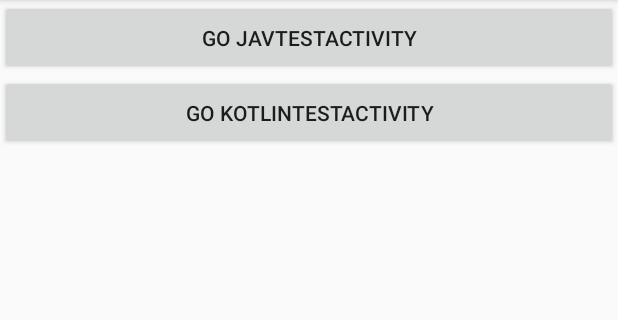
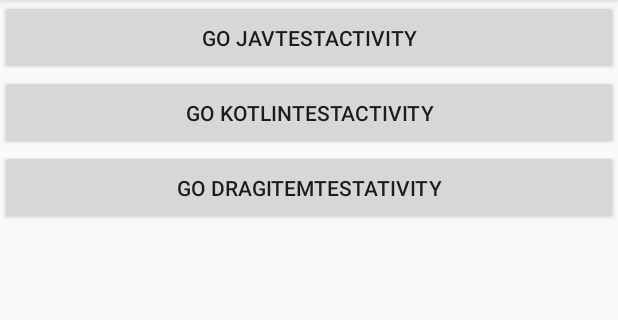
Before and after one commit to ZuiRenA/SomeBase, an Android app: the screen it shows after launch (MainActivity), on a phone screen of 412 x 824 dp, the part 84-404 px from its top. Run offline under Robolectric (Android 15) with nearby library versions, the phone set to English and light mode, and no system bars.

Commit message:
update dragManager implement

```diff
--- a/app/src/main/java/com/shen/somebase/view/MainActivity.kt
+++ b/app/src/main/java/com/shen/somebase/view/MainActivity.kt
@@ -1,5 +1,6 @@
 package com.shen.somebase.view
 
+import android.content.Intent
 import android.os.Bundle
 import androidx.appcompat.app.AppCompatActivity
 import com.shen.somebase.R
@@ -18,5 +19,10 @@ class MainActivity : AppCompatActivity() {
         btn2.setOnClickListener {
             startKotlinTestActivity("shen")
         }
+
+        btn3.setOnClickListener {
+            val intent = Intent(this, DragItemTestActivity::class.java)
+            startActivity(intent)
+        }
     }
 }
--- a/app/src/main/res/layout/activity_main.xml
+++ b/app/src/main/res/layout/activity_main.xml
@@ -18,4 +18,10 @@
         android:layout_width="match_parent"
         android:layout_height="50dp"
         android:text="Go KotlinTestActivity" />
+
+    <Button
+        android:id="@+id/btn3"
+        android:layout_width="match_parent"
+        android:layout_height="50dp"
+        android:text="Go DragItemTestAtivity"/>
 </LinearLayout>
```
Also changed, not shown: app/src/main/java/com/shen/somebase/view/DragItemTestActivity.kt (+9 -8 lines), app/src/main/java/com/shen/somebase/widget/manager_drag_adapter_kt/AdapterManager.kt (+7 -3 lines).
